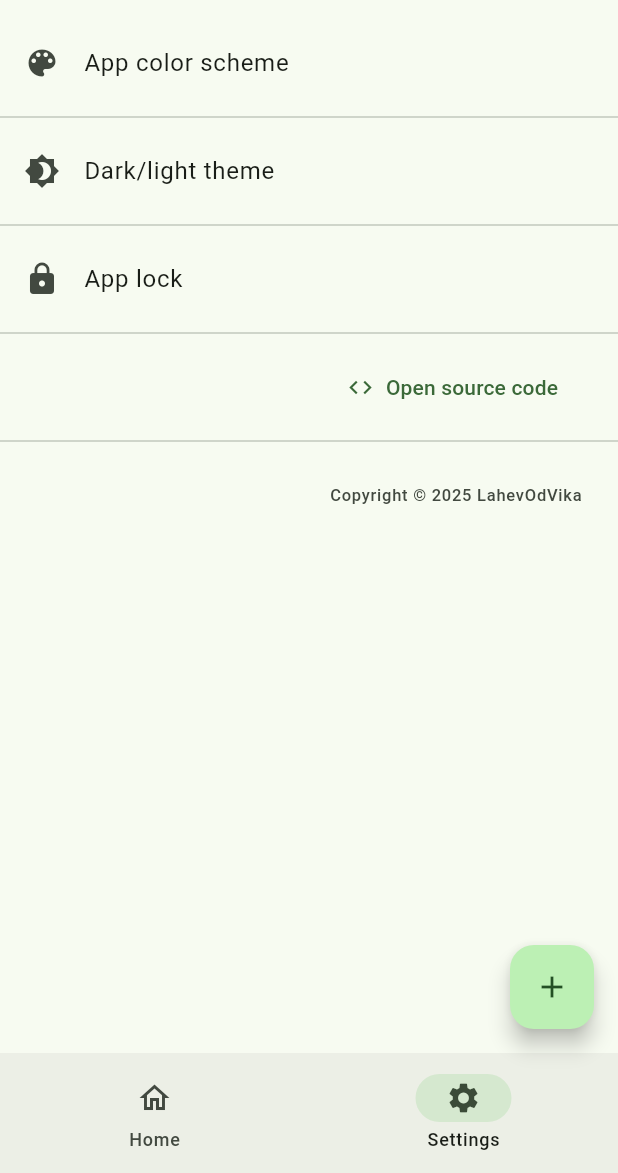
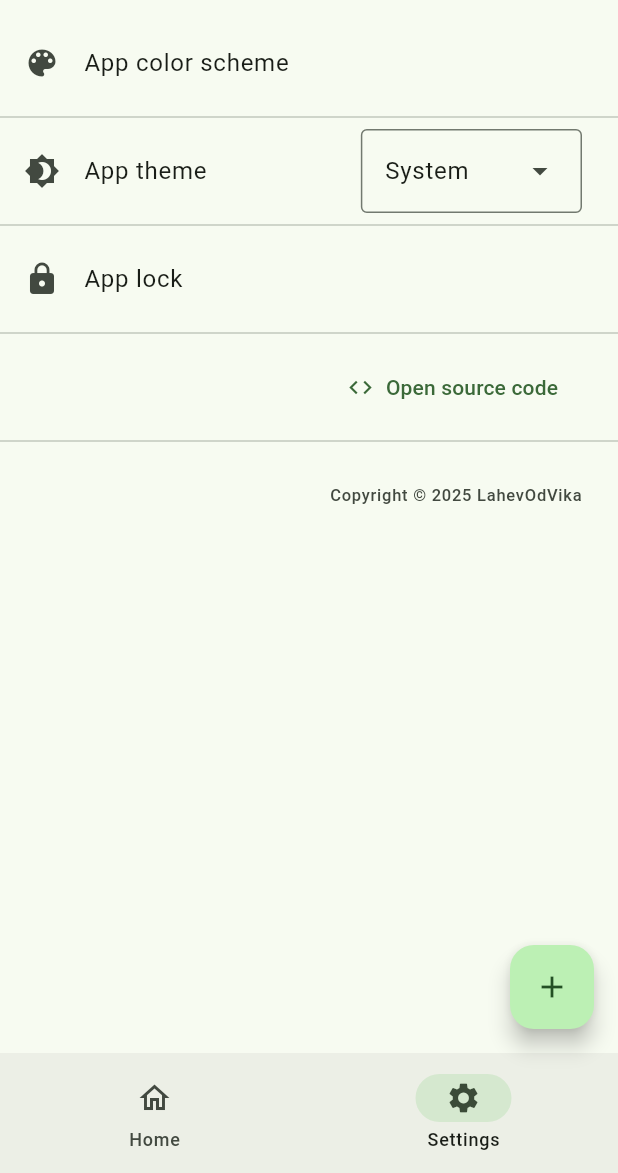
Before and after one commit to LahevOdVika/Stashcard, a Flutter app: the screen it shows after launch, item 2 of the bottom bar chosen, on a phone screen of 412 x 824 dp, the part 63-1236 px from its top. Run offline on Flutter 3.47's test engine with Material 3 defaults, Android fonts, the phone set to English and light mode, and no system bars; our stand-ins replace flutter_colorpicker, sqflite; missing offline and left inert: mobile_scanner, syncfusion_flutter_barcodes; accounts and stored records are empty.

Commit message:
Added the ability to change app theme and color scheme. Gotta work on persistent settings storage.

```diff
--- a/lib/main.dart
+++ b/lib/main.dart
@@ -1,29 +1,38 @@
 import 'package:flutter/material.dart';
+import 'package:provider/provider.dart';
 import 'package:stashcard/carddetail.dart';
 import 'package:stashcard/cardlist.dart';
 import 'package:stashcard/db.dart';
 import 'package:stashcard/settings.dart';
+import 'package:stashcard/theme_provider.dart';
 import 'package:url_launcher/url_launcher.dart';
 
 enum SortOptions { byName, byDateCreated, byUsage }
 
 void main() async {
   WidgetsFlutterBinding.ensureInitialized();
-  ThemeMode themeMode = ThemeMode.system;
   runApp(
-      MaterialApp(
-        debugShowCheckedModeBanner: false,
-        theme: ThemeData(
-            colorScheme: ColorScheme.fromSeed(seedColor: Colors.green),
-        ),
-        darkTheme: ThemeData(
-          colorScheme: ColorScheme.fromSeed(seedColor: Colors.green, brightness: Brightness.dark),
-          brightness: Brightness.dark
-        ),
-        home: Stashcard(),
-        themeMode: themeMode,
+      ChangeNotifierProvider(
+        create: (context) => ThemeProvider(),
+        child: StashcardApp(),
       )
   );
+}
+
+class StashcardApp extends StatelessWidget {
+  const StashcardApp({super.key});
+
+  @override
+  Widget build(BuildContext context) {
+    final themeProvider = Provider.of<ThemeProvider>(context);
+
+    return MaterialApp(
+      theme: themeProvider.lightTheme,
+      darkTheme: themeProvider.darkTheme,
+      themeMode: themeProvider.themeMode,
+      home: Stashcard(),
+    );
+  }
 }
 
 class Stashcard extends StatefulWidget {
@@ -68,7 +77,7 @@ class _StashcardState extends State<Stashcard> {
           )
             : Text(title),
         actions: [
-          IconButton(
+         IconButton(
             onPressed: () {
               setState(() {
                 _isSearching = !_isSearching;
--- a/lib/settings.dart
+++ b/lib/settings.dart
@@ -1,5 +1,8 @@
 import 'package:flutter/material.dart';
+import 'package:flutter_colorpicker/flutter_colorpicker.dart';
+import 'package:stashcard/theme_provider.dart';
 import 'package:url_launcher/url_launcher.dart';
+import 'package:provider/provider.dart';
 
 /*
 * Settings
@@ -10,10 +13,47 @@ import 'package:url_launcher/url_launcher.dart';
 * - copyright
 * */
 
-class SettingsPage extends StatelessWidget {
-  SettingsPage({super.key});
+enum AppThemeMode {
+  system("System"),
+  light("Light"),
+  dark("Dark");
 
+  final String displayName;
+  const AppThemeMode(this.displayName);
+
+  ThemeMode toFlutterThemeMode() {
+    switch (this) {
+      case AppThemeMode.system:
+        return ThemeMode.system;
+      case AppThemeMode.light:
+        return ThemeMode.light;
+      case AppThemeMode.dark:
+        return ThemeMode.dark;
+    }
+  }
+
+  static AppThemeMode fromFlutterThemeMode(ThemeMode flutterMode) {
+    switch (flutterMode) {
+      case ThemeMode.system:
+        return AppThemeMode.system;
+      case ThemeMode.light:
+        return AppThemeMode.light;
+      case ThemeMode.dark:
+        return AppThemeMode.dark;
+    }
+  }
+}
+
+class SettingsPage extends StatefulWidget {
+  const SettingsPage({super.key});
+
+  @override
+  State<SettingsPage> createState() => _SettingsPageState();
+}
+
+class _SettingsPageState extends State<SettingsPage> {
   final githubUrl = "https://github.com/LahevOdVika/Stashcard";
+  final TextEditingController _themeModeController = TextEditingController();
 
   Future<void> _launchUrl() async {
     final Uri url = Uri.parse(githubUrl);
@@ -22,18 +62,54 @@ class SettingsPage extends StatelessWidget {
     }
   }
 
+  ThemeMode? selectedTheme;
+
   @override
   Widget build(BuildContext context) {
+    final themeProvider = Provider.of<ThemeProvider>(context, listen: false);
+
     return ListView(
       children: [
         ListTile(
           leading: const Icon(Icons.color_lens),
           title: const Text("App color scheme"),
+          onTap: () {
+            showDialog(
+                context: context,
+                builder: (BuildContext context) {
+                  return AlertDialog(
+                    title: const Text("Pick a color"),
+                    content: BlockPicker(
+                        pickerColor: themeProvider.seedColor,
+                        onColorChanged: (Color color) {
+                          themeProvider.setSeedColor(color);
+                          Navigator.of(context).pop();
+                        },
+                    ),
+                  );
+                },
+            );
+          },
         ),
         const Divider(),
         ListTile(
           leading: const Icon(Icons.brightness_4),
-          title: const Text("Dark/light theme"),
+          title: const Text("App theme"),
+          trailing: DropdownMenu(
+            initialSelection: AppThemeMode.fromFlutterThemeMode(themeProvider.themeMode),
+            controller: _themeModeController,
+            dropdownMenuEntries: AppThemeMode.values.map<DropdownMenuEntry<AppThemeMode>>(
+                (AppThemeMode mode) {
+                  return DropdownMenuEntry(value: mode, label: mode.displayName);
+                },
+            ).toList(),
+            onSelected: (AppThemeMode? selectedAppMode) {
+              if (selectedAppMode != null) {
+                themeProvider.setThemeMode(selectedAppMode.toFlutterThemeMode());
+                _themeModeController.text = selectedAppMode.displayName;
+              }
+            },
+          ),
         ),
         const Divider(),
         ListTile(
--- /dev/null
+++ b/lib/theme_provider.dart
@@ -0,0 +1,34 @@
+import 'package:flutter/material.dart';
+
+class ThemeProvider with ChangeNotifier {
+  Color _seedColor = Colors.green;
+  ThemeMode _mode = ThemeMode.system;
+
+  Color get seedColor => _seedColor;
+
+  ThemeData get lightTheme => ThemeData(
+    colorScheme: ColorScheme.fromSeed(
+      seedColor: _seedColor,
+      brightness: Brightness.light
+    ),
+  );
+
+  ThemeData get darkTheme => ThemeData(
+    colorScheme: ColorScheme.fromSeed(
+        seedColor: _seedColor,
+        brightness: Brightness.dark
+    ),
+  );
+
+  ThemeMode get themeMode => _mode;
+
+  void setSeedColor(Color color) {
+    _seedColor = color;
+    notifyListeners();
+  }
+
+  void setThemeMode(ThemeMode mode) {
+    _mode = mode;
+    notifyListeners();
+  }
+}
```
